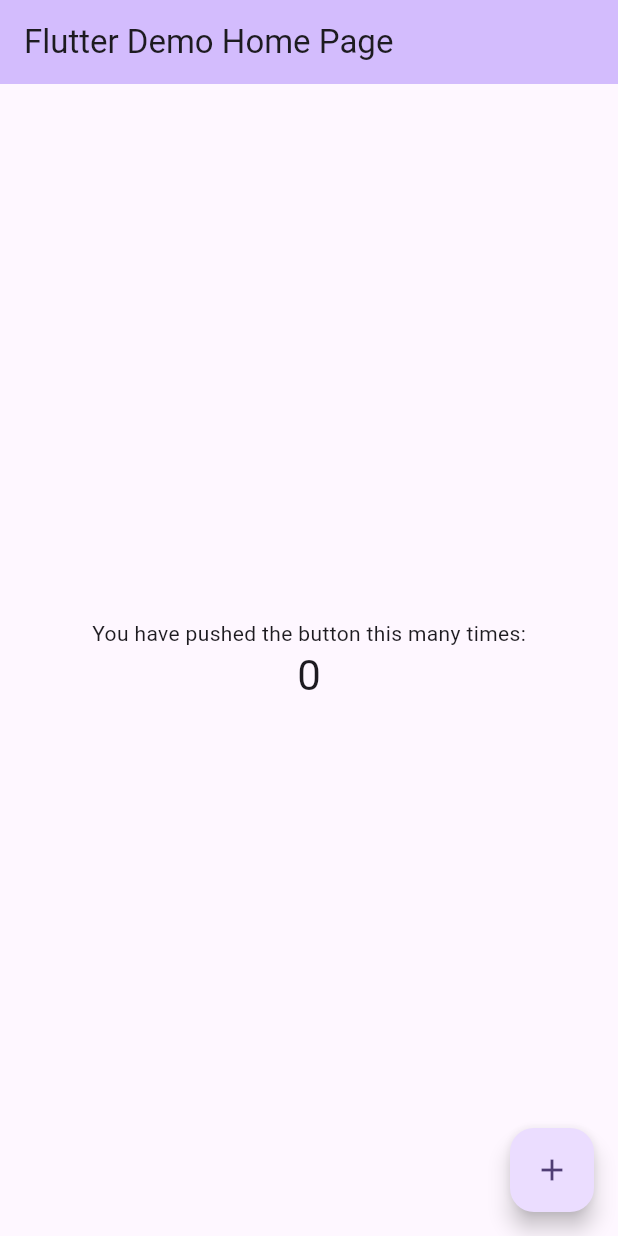
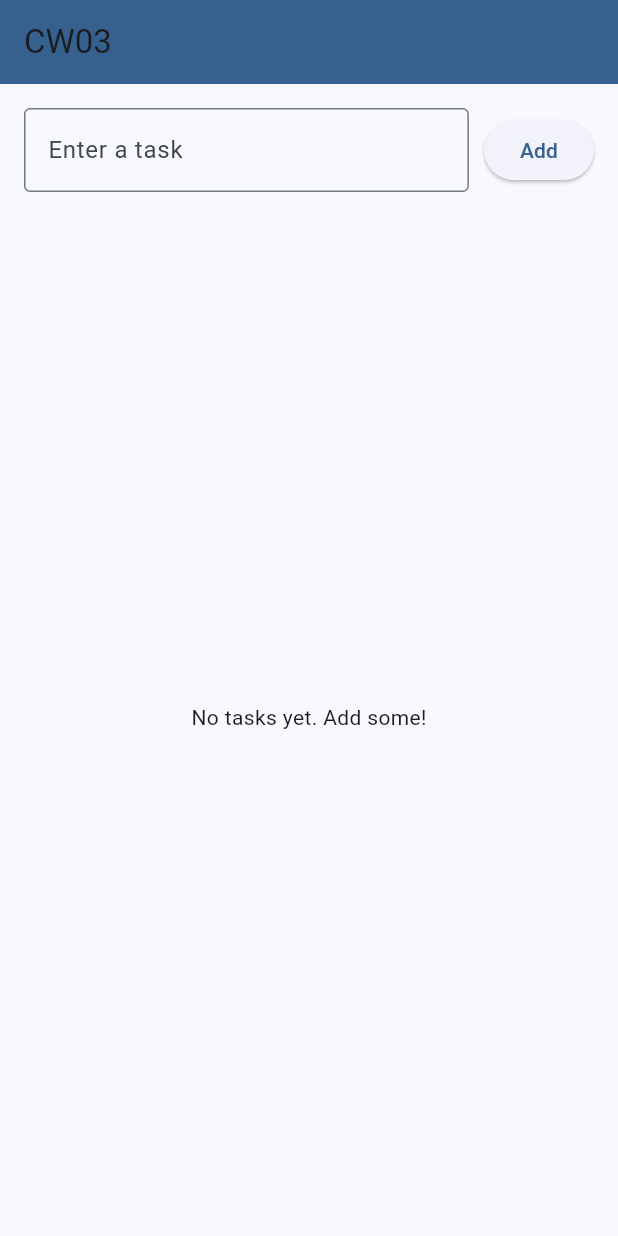
Before and after one commit to tan8325/cw03, a Flutter app: the screen it shows after launch, on a phone screen of 412 x 824 dp. Run offline on Flutter 3.47's test engine with Material 3 defaults, Android fonts, the phone set to English and light mode, and no system bars.

Commit message:
created task add and list

```diff
--- a/lib/main.dart
+++ b/lib/main.dart
@@ -7,116 +7,121 @@
 class MyApp extends StatelessWidget {
   const MyApp({super.key});
 
-  // This widget is the root of your application.
   @override
   Widget build(BuildContext context) {
     return MaterialApp(
-      title: 'Flutter Demo',
+      title: 'CW03',
       theme: ThemeData(
-        // This is the theme of your application.
-        //
-        // TRY THIS: Try running your application with "flutter run". You'll see
-        // the application has a purple toolbar. Then, without quitting the app,
-        // try changing the seedColor in the colorScheme below to Colors.green
-        // and then invoke "hot reload" (save your changes or press the "hot
-        // reload" button in a Flutter-supported IDE, or press "r" if you used
-        // the command line to start the app).
-        //
-        // Notice that the counter didn't reset back to zero; the application
-        // state is not lost during the reload. To reset the state, use hot
-        // restart instead.
-        //
-        // This works for code too, not just values: Most code changes can be
-        // tested with just a hot reload.
-        colorScheme: ColorScheme.fromSeed(seedColor: Colors.deepPurple),
+        colorScheme: ColorScheme.fromSeed(seedColor: Colors.blue),
+        useMaterial3: true,
       ),
-      home: const MyHomePage(title: 'Flutter Demo Home Page'),
+      home: const TaskScreen(),
     );
   }
 }
 
-class MyHomePage extends StatefulWidget {
-  const MyHomePage({super.key, required this.title});
-
-  // This widget is the home page of your application. It is stateful, meaning
-  // that it has a State object (defined below) that contains fields that affect
-  // how it looks.
-
-  // This class is the configuration for the state. It holds the values (in this
-  // case the title) provided by the parent (in this case the App widget) and
-  // used by the build method of the State. Fields in a Widget subclass are
-  // always marked "final".
-
-  final String title;
+class TaskScreen extends StatefulWidget {
+  const TaskScreen({super.key});
 
   @override
-  State<MyHomePage> createState() => _MyHomePageState();
+  State<TaskScreen> createState() => _TaskScreenState();
 }
 
-class _MyHomePageState extends State<MyHomePage> {
-  int _counter = 0;
+class _TaskScreenState extends State<TaskScreen> {
+  final TextEditingController _taskController = TextEditingController();
+  final List<Task> _tasks = [];
 
-  void _incrementCounter() {
+  void _addTask() {
+    final taskText = _taskController.text.trim();
+    if (taskText.isNotEmpty) {
+      setState(() {
+        _tasks.add(Task(name: taskText));
+        _taskController.clear();
+      });
+    }
+  }
+
+  void _removeTask(int index) {
     setState(() {
-      // This call to setState tells the Flutter framework that something has
-      // changed in this State, which causes it to rerun the build method below
-      // so that the display can reflect the updated values. If we changed
-      // _counter without calling setState(), then the build method would not be
-      // called again, and so nothing would appear to happen.
-      _counter++;
+      _tasks.removeAt(index);
+    });
+  }
+
+  void _toggleTaskCompletion(int index) {
+    setState(() {
+      _tasks[index].isCompleted = !_tasks[index].isCompleted;
     });
   }
 
   @override
   Widget build(BuildContext context) {
-    // This method is rerun every time setState is called, for instance as done
-    // by the _incrementCounter method above.
-    //
-    // The Flutter framework has been optimized to make rerunning build methods
-    // fast, so that you can just rebuild anything that needs updating rather
-    // than having to individually change instances of widgets.
     return Scaffold(
       appBar: AppBar(
-        // TRY THIS: Try changing the color here to a specific color (to
-        // Colors.amber, perhaps?) and trigger a hot reload to see the AppBar
-        // change color while the other colors stay the same.
-        backgroundColor: Theme.of(context).colorScheme.inversePrimary,
-        // Here we take the value from the MyHomePage object that was created by
-        // the App.build method, and use it to set our appbar title.
-        title: Text(widget.title),
+        title: const Text('CW03'),
+        backgroundColor: Theme.of(context).colorScheme.primary,
       ),
-      body: Center(
-        // Center is a layout widget. It takes a single child and positions it
-        // in the middle of the parent.
+      body: Padding(
+        padding: const EdgeInsets.all(16.0),
         child: Column(
-          // Column is also a layout widget. It takes a list of children and
-          // arranges them vertically. By default, it sizes itself to fit its
-          // children horizontally, and tries to be as tall as its parent.
-          //
-          // Column has various properties to control how it sizes itself and
-          // how it positions its children. Here we use mainAxisAlignment to
-          // center the children vertically; the main axis here is the vertical
-          // axis because Columns are vertical (the cross axis would be
-          // horizontal).
-          //
-          // TRY THIS: Invoke "debug painting" (choose the "Toggle Debug Paint"
-          // action in the IDE, or press "p" in the console), to see the
-          // wireframe for each widget.
-          mainAxisAlignment: MainAxisAlignment.center,
-          children: <Widget>[
-            const Text('You have pushed the button this many times:'),
-            Text(
-              '$_counter',
-              style: Theme.of(context).textTheme.headlineMedium,
+          children: [
+            Row(
+              children: [
+                Expanded(
+                  child: TextField(
+                    controller: _taskController,
+                    decoration: const InputDecoration(
+                      labelText: 'Enter a task',
+                      border: OutlineInputBorder(),
+                    ),
+                  ),
+                ),
+                const SizedBox(width: 10),
+                ElevatedButton(
+                  onPressed: _addTask,
+                  child: const Text('Add'),
+                ),
+              ],
+            ),
+            const SizedBox(height: 20),
+            Expanded(
+              child: _tasks.isEmpty
+                  ? const Center(child: Text('No tasks yet. Add some!'))
+                  : ListView.builder(
+                      itemCount: _tasks.length,
+                      itemBuilder: (context, index) {
+                        return Card(
+                          child: ListTile(
+                            leading: Checkbox(
+                              value: _tasks[index].isCompleted,
+                              onChanged: (_) => _toggleTaskCompletion(index),
+                            ),
+                            title: Text(
+                              _tasks[index].name,
+                              style: TextStyle(
+                                decoration: _tasks[index].isCompleted
+                                    ? TextDecoration.lineThrough
+                                    : null,
+                              ),
+                            ),
+                            trailing: IconButton(
+                              icon: const Icon(Icons.delete, color: Colors.red),
+                              onPressed: () => _removeTask(index),
+                            ),
+                          ),
+                        );
+                      },
+                    ),
             ),
           ],
         ),
       ),
-      floatingActionButton: FloatingActionButton(
-        onPressed: _incrementCounter,
-        tooltip: 'Increment',
-        child: const Icon(Icons.add),
-      ), // This trailing comma makes auto-formatting nicer for build methods.
     );
   }
 }
+
+class Task {
+  String name;
+  bool isCompleted;
+
+  Task({required this.name, this.isCompleted = false});
+}
```
